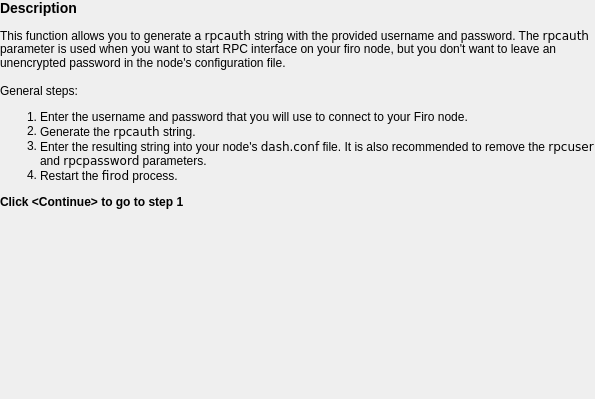
Before: the Qt Designer form src/ui/ui_create_rpcauth_wdg.ui in firoorg/firo-masternode-tool, drawn with Qt 5.
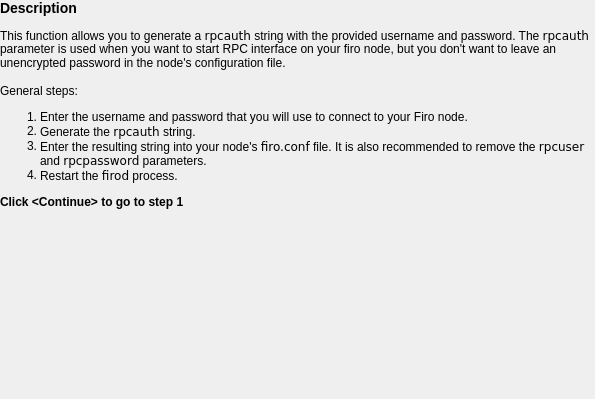
After: the same form once the commit is applied.

```diff
--- a/src/ui/ui_create_rpcauth_wdg.ui
+++ b/src/ui/ui_create_rpcauth_wdg.ui
@@ -60,7 +60,7 @@
 &lt;ol&gt;
 &lt;li&gt;Enter the username and password that you will use to connect to your Firo node.&lt;/li&gt;
 &lt;li&gt;Generate the &lt;code&gt;rpcauth&lt;/code&gt; string.&lt;/li&gt;
-&lt;li&gt;Enter the resulting string into your node's &lt;code&gt;dash.conf&lt;/code&gt; file. It is also recommended to remove the &lt;code&gt;rpcuser&lt;/code&gt; and &lt;code&gt;rpcpassword&lt;/code&gt; parameters.&lt;/li&gt;
+&lt;li&gt;Enter the resulting string into your node's &lt;code&gt;firo.conf&lt;/code&gt; file. It is also recommended to remove the &lt;code&gt;rpcuser&lt;/code&gt; and &lt;code&gt;rpcpassword&lt;/code&gt; parameters.&lt;/li&gt;
 &lt;li&gt;Restart the &lt;code&gt;firod&lt;/code&gt; process.&lt;/li&gt;
 &lt;/ol&gt;
 &lt;h4&gt;Click &amp;lt;Continue&amp;gt; to go to step 1&lt;/h4&gt; </string>
```
